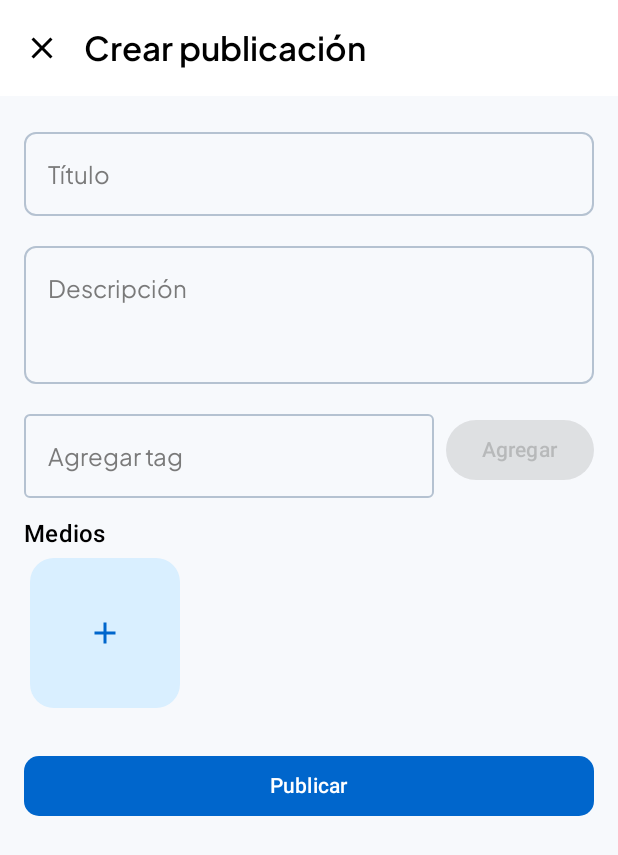
After one commit to Santcar05/SoundLink, an Android app built with Jetpack Compose: the CreatePostScreen screen opened through its navigation route, on a phone screen of 412 x 824 dp. The commit adds this screen. Shown: the top 855 px of the screen. Run offline under Robolectric (Android 15) with nearby library versions, the light colour scheme and no system bars; pictures from the network do not load.

Commit message:
Crear Post sin media correctamente

```diff
--- a/app/build.gradle.kts
+++ b/app/build.gradle.kts
@@ -73,4 +73,9 @@ dependencies {
     implementation("com.squareup.retrofit2:retrofit:2.11.0")
     implementation("com.squareup.retrofit2:converter-gson:2.11.0")
 
+    //Foundation
+    implementation("androidx.compose.foundation:foundation:1.7.0")
+
+    //Coil
+    implementation("io.coil-kt:coil-compose:2.4.0")
 }
--- a/app/src/main/java/com/example/soundlink/app/MainActivity.kt
+++ b/app/src/main/java/com/example/soundlink/app/MainActivity.kt
@@ -7,6 +7,7 @@ import androidx.activity.enableEdgeToEdge
 import androidx.compose.foundation.layout.fillMaxSize
 import androidx.compose.ui.Modifier
 import com.example.soundlink.app.theme.SoundLinkTheme
+//import com.example.soundlink.core.data.datasource.cloudinary.CloudinaryConfig
 import com.example.soundlink.core.ui.navigation.AppNavigation
 import com.example.soundlink.features.auth.ui.screens.login.LoginScreen
 
@@ -16,6 +17,7 @@ class MainActivity : ComponentActivity() {
         enableEdgeToEdge()
         setContent {
             SoundLinkTheme {
+                //CloudinaryConfig.initiliaze(this)
                 AppNavigation()
             }
         }
--- a/app/src/main/java/com/example/soundlink/app/di/AppContainer.kt
+++ b/app/src/main/java/com/example/soundlink/app/di/AppContainer.kt
@@ -15,6 +15,7 @@ import com.example.soundlink.core.domain.usecases.GetAllStoriesUseCase
 import com.example.soundlink.core.domain.usecases.GetUserUseCase
 import com.example.soundlink.features.auth.usecases.LoginUseCase
 import com.example.soundlink.features.auth.usecases.RegisterUseCase
+import com.example.soundlink.features.feed.usecases.CreatePostUseCase
 
 object AppContainer {
 
@@ -35,6 +36,7 @@ object AppContainer {
 
     val GetAllPostsUseCase = GetAllPostsUseCase(postRepository)
 
+    val CreatePostUseCase = CreatePostUseCase(postRepository)
 
 
 }
--- a/app/src/main/java/com/example/soundlink/core/data/datasource/retrofitspringboot/PostClient.kt
+++ b/app/src/main/java/com/example/soundlink/core/data/datasource/retrofitspringboot/PostClient.kt
@@ -1,5 +1,6 @@
 package com.example.soundlink.core.data.datasource.retrofitspringboot
 
+import com.example.soundlink.core.data.dto.CreatePostRequest
 import com.example.soundlink.core.domain.model.Post
 import retrofit2.http.Body
 import retrofit2.http.DELETE
@@ -17,7 +18,7 @@ interface PostApi {
     suspend fun getPostById(@Path("id") id: Long): Post
 
     @POST("/api/posts/")
-    suspend fun createPost(@Body post: Post): Post
+    suspend fun createPost(@Body post: CreatePostRequest): CreatePostRequest
 
     @PUT("/api/posts/{id}")
     suspend fun updatePost(@Path("id") id: Long, @Body post: Post): Post
--- a/app/src/main/java/com/example/soundlink/core/data/repository/PostRepositoryImpl.kt
+++ b/app/src/main/java/com/example/soundlink/core/data/repository/PostRepositoryImpl.kt
@@ -1,6 +1,7 @@
 package com.example.soundlink.core.data.repository
 
 import com.example.soundlink.core.data.datasource.retrofitspringboot.PostApi
+import com.example.soundlink.core.data.dto.CreatePostRequest
 import com.example.soundlink.core.domain.model.Post
 import com.example.soundlink.core.domain.model.User
 import com.example.soundlink.core.domain.repository.PostRepository
@@ -25,7 +26,7 @@ class PostRepositoryImpl(private val postApi: PostApi): PostRepository {
     override suspend fun getPostById(id: Long): Post {
         return postApi.getPostById(id)
     }
-    override suspend fun createPost(post: Post): Post {
+    override suspend fun createPost(post: CreatePostRequest): CreatePostRequest {
         return postApi.createPost(post)
     }
     override suspend fun updatePost(post: Post): Post {
--- a/app/src/main/java/com/example/soundlink/core/domain/repository/PostRepository.kt
+++ b/app/src/main/java/com/example/soundlink/core/domain/repository/PostRepository.kt
@@ -1,11 +1,12 @@
 package com.example.soundlink.core.domain.repository
 
+import com.example.soundlink.core.data.dto.CreatePostRequest
 import com.example.soundlink.core.domain.model.Post
 
 interface PostRepository {
     suspend fun getAllPosts(): List<Post>
     suspend fun getPostById(id: Long): Post
-    suspend fun createPost(post: Post): Post
+    suspend fun createPost(post: CreatePostRequest): CreatePostRequest
     suspend fun updatePost(post: Post): Post
     suspend fun deletePost(post: Post): Post
 }
--- a/app/src/main/java/com/example/soundlink/core/ui/navigation/AppNavigation.kt
+++ b/app/src/main/java/com/example/soundlink/core/ui/navigation/AppNavigation.kt
@@ -1,6 +1,7 @@
 package com.example.soundlink.core.ui.navigation
 
 import android.util.Log
+import android.widget.Toast
 import androidx.compose.runtime.Composable
 import androidx.compose.runtime.remember
 import androidx.navigation.compose.NavHost
@@ -8,10 +9,12 @@ import androidx.navigation.compose.composable
 import androidx.navigation.compose.rememberNavController
 import com.example.soundlink.app.di.AppContainer
 import com.example.soundlink.core.ui.session.SessionViewModel
+import com.example.soundlink.feature.createpost.CreatePostScreen
 import com.example.soundlink.features.auth.ui.screens.login.LoginScreen
 import com.example.soundlink.features.auth.ui.screens.login.LoginViewModel
 import com.example.soundlink.features.auth.ui.screens.register.RegisterScreen
 import com.example.soundlink.features.auth.ui.screens.register.RegisterViewModel
+import com.example.soundlink.features.feed.ui.screens.createpost.CreatePostViewModel
 import com.example.soundlink.features.feed.ui.screens.feed.FeedScreen
 import com.example.soundlink.features.feed.ui.screens.feed.FeedViewModel
 
@@ -21,6 +24,8 @@ sealed class routes(val route: String){
     object Home : routes("home")
 
     object Feed : routes("feed")
+
+    object CreatePost : routes("create_post")
 }
 
 @Composable
@@ -64,6 +69,14 @@ fun AppNavigation() {
         )
     }
 
+    // CreatePost Viewmodel LOCAL
+    val createPostViewModel = remember {
+        CreatePostViewModel(
+            createPostUseCase = AppContainer.CreatePostUseCase,
+            sessionViewModel = sessionViewModel
+        )
+    }
+
 
     // Navigation Graph
     NavHost(navController = navController, startDestination = routes.Login.route) {
@@ -86,7 +99,19 @@ fun AppNavigation() {
             },
             ) }
 
-        composable(routes.Feed.route) { FeedScreen(feedViewModel = feedViewModel, sessionViewModel = sessionViewModel) }
+        composable(routes.Feed.route) { FeedScreen(feedViewModel = feedViewModel, sessionViewModel = sessionViewModel,
+            onFabClick = {
+                navController.navigate(routes.CreatePost.route)
+            }) }
+
+
+        composable(routes.CreatePost.route) { CreatePostScreen(createPostViewModel = createPostViewModel, onPost = {
+
+            navController.navigate(routes.Feed.route)
+
+        }, onCancel = {
+            navController.navigate(routes.Feed.route)
+        }) }
     }
 
 
--- /dev/null
+++ b/app/src/main/java/com/example/soundlink/features/feed/ui/screens/createpost/CreatePostScreen.kt
@@ -0,0 +1,215 @@
+package com.example.soundlink.feature.createpost
+
+import android.net.Uri
+import android.widget.Toast
+import androidx.activity.compose.rememberLauncherForActivityResult
+import androidx.activity.result.contract.ActivityResultContracts
+import androidx.compose.foundation.Image
+import androidx.compose.foundation.background
+import androidx.compose.foundation.layout.*
+import androidx.compose.foundation.layout.FlowRow
+import androidx.compose.foundation.lazy.LazyRow
+import androidx.compose.foundation.shape.RoundedCornerShape
+import androidx.compose.material.icons.Icons
+import androidx.compose.material.icons.filled.Add
+import androidx.compose.material.icons.filled.Close
+import androidx.compose.material3.*
+import androidx.compose.runtime.*
+import androidx.compose.ui.Modifier
+import androidx.compose.ui.Alignment
+import androidx.compose.ui.platform.LocalContext
+import androidx.compose.ui.tooling.preview.Preview
+import androidx.compose.ui.unit.dp
+import androidx.lifecycle.viewmodel.compose.viewModel
+import coil.compose.rememberAsyncImagePainter
+import com.example.soundlink.app.theme.SoundLinkTheme
+import com.example.soundlink.features.feed.ui.screens.createpost.CreatePostViewModel
+
+@OptIn(ExperimentalMaterial3Api::class)
+@Composable
+fun CreatePostScreen(
+    modifier: Modifier = Modifier,
+    createPostViewModel: CreatePostViewModel = viewModel(),
+    onPost: () -> Unit = {},
+    onCancel: () -> Unit = {}
+) {
+    val state by createPostViewModel.state.collectAsState()
+
+    val imageLauncher = rememberLauncherForActivityResult(
+        ActivityResultContracts.GetMultipleContents()
+    ) { uris: List<Uri> ->
+        uris.forEach { createPostViewModel.onAddMedia(it) }
+    }
+
+    val context = LocalContext.current
+    Scaffold(
+        topBar = {
+
+            TopAppBar(
+                title = { Text("Crear publicación", style = MaterialTheme.typography.titleLarge) },
+                navigationIcon = {
+                    IconButton(onClick = onCancel) {
+                        Icon(Icons.Default.Close, contentDescription = "Cerrar")
+                    }
+                }
+            )
+        }
+    ) { innerPadding ->
+        Column(
+            modifier = modifier
+                .padding(innerPadding)
+                .fillMaxSize()
+                .padding(16.dp),
+            verticalArrangement = Arrangement.Top
+        ) {
+
+            OutlinedTextField(
+                value = state.title,
+                onValueChange = createPostViewModel::onTitleChange,
+                label = { Text("Título") },
+                isError = state.titleError != null,
+                modifier = Modifier.fillMaxWidth(),
+                singleLine = true,
+                shape = RoundedCornerShape(8.dp)
+            )
+            if (state.titleError != null) {
+                Text(state.titleError!!, color = MaterialTheme.colorScheme.error, style = MaterialTheme.typography.bodySmall)
+            }
+
+            Spacer(Modifier.height(12.dp))
+
+            OutlinedTextField(
+                value = state.description,
+                onValueChange = createPostViewModel::onDescriptionChange,
+                label = { Text("Descripción") },
+                isError = state.descriptionError != null,
+                modifier = Modifier
+                    .fillMaxWidth()
+                    .heightIn(min = 100.dp),
+                shape = RoundedCornerShape(8.dp)
+            )
+            if (state.descriptionError != null) {
+                Text(state.descriptionError!!, color = MaterialTheme.colorScheme.error, style = MaterialTheme.typography.bodySmall)
+            }
+
+            Spacer(Modifier.height(12.dp))
+
+            // Chips de tags, simple
+            var tagInput by remember { mutableStateOf("") }
+            Row(verticalAlignment = Alignment.CenterVertically) {
+                OutlinedTextField(
+                    value = tagInput,
+                    onValueChange = { tagInput = it },
+                    label = { Text("Agregar tag") },
+                    modifier = Modifier.weight(1f),
+                    singleLine = true
+                )
+                Spacer(Modifier.width(8.dp))
+                Button(
+                    onClick = {
+                        val trimmed = tagInput.trim()
+                        if (trimmed.isNotEmpty() && !state.tags.contains(trimmed))
+                            createPostViewModel.onTagsChange(state.tags + trimmed)
+                        tagInput = ""
+                    },
+                    enabled = tagInput.isNotBlank()
+                ) {
+                    Text("Agregar")
+                }
+            }
+            FlowRow(
+                modifier = Modifier.fillMaxWidth(),
+            ) {
+                state.tags.forEach { tag ->
+                    AssistChip(
+                        label = { Text(tag) },
+                        onClick = {},
+                        trailingIcon = {
+                            IconButton(onClick = { createPostViewModel.onTagsChange(state.tags - tag) }) {
+                                Icon(Icons.Default.Close, "Quitar tag", modifier = Modifier.size(16.dp))
+                            }
+                        }
+                    )
+                }
+            }
+
+            Spacer(Modifier.height(12.dp))
+
+            Text("Medios", style = MaterialTheme.typography.titleMedium)
+            LazyRow(
+                contentPadding = PaddingValues(horizontal = 4.dp, vertical = 4.dp),
+                horizontalArrangement = Arrangement.spacedBy(8.dp)
+            ) {
+                items(state.media.size) { idx ->
+                    val uri = state.media[idx]
+                    Box(modifier = Modifier.size(100.dp)) {
+                        Image(
+                            painter = rememberAsyncImagePainter(model = uri),
+                            contentDescription = "Imagen o video seleccionado",
+                            modifier = Modifier
+                                .size(100.dp)
+                                .align(Alignment.Center)
+                        )
+                        IconButton(
+                            onClick = { createPostViewModel.onRemoveMedia(uri) },
+                            modifier = Modifier.align(Alignment.TopEnd)
+                        ) {
+                            Icon(Icons.Default.Close, contentDescription = "Eliminar medio", tint = MaterialTheme.colorScheme.error)
+                        }
+                    }
+                }
+                // Botón para añadir nuevas imágenes/videos
+                item {
+                    IconButton(
+                        modifier = Modifier
+                            .size(100.dp)
+                            .background(MaterialTheme.colorScheme.primaryContainer, shape = RoundedCornerShape(16.dp)),
+                        onClick = { imageLauncher.launch("image/*") } // Cambia a "video/*" si lo prefieres
+                    ) {
+                        Icon(Icons.Default.Add, contentDescription = "Añadir imágenes o videos", tint = MaterialTheme.colorScheme.primary)
+                    }
+                }
+            }
+
+            Spacer(Modifier.height(24.dp))
+
+            Button(
+                onClick = {
+                    createPostViewModel.validateAndPost(
+                        onSuccess = {
+                            Toast.makeText(context, "Post creado exitosamente", Toast.LENGTH_SHORT).show()
+                            onPost
+                        },
+                        onError = { /* Toast o Snackbar */ }
+                    )
+                },
+                enabled = !state.isPosting,
+                modifier = Modifier.fillMaxWidth(),
+                shape = RoundedCornerShape(10.dp)
+            ) {
+                if (state.isPosting) {
+                    CircularProgressIndicator(
+                        color = MaterialTheme.colorScheme.onPrimary,
+                        modifier = Modifier.size(24.dp)
+                    )
+                    Spacer(Modifier.width(8.dp))
+                    Text("Publicando...")
+                } else {
+                    Text("Publicar")
+                }
+            }
+        }
+    }
+}
+
+@Preview
+@Composable
+fun CreatePostScreenPreview() {
+    SoundLinkTheme {
+        CreatePostScreen(
+            createPostViewModel = viewModel(),
+            onPost = {},
+            onCancel = {}
+        )
+    }
+}
--- /dev/null
+++ b/app/src/main/java/com/example/soundlink/features/feed/ui/screens/createpost/CreatePostState.kt
@@ -0,0 +1,13 @@
+package com.example.soundlink.features.feed.ui.screens.createpost
+
+import android.net.Uri
+
+data class CreatePostState(
+    val title: String = "",
+    val description: String = "",
+    val tags: List<String> = emptyList(),
+    val media: List<Uri> = emptyList(), // Puede ser imagen o video local
+    val isPosting: Boolean = false,
+    val titleError: String? = null,
+    val descriptionError: String? = null,
+)
--- a/app/src/main/res/values/strings.xml
+++ b/app/src/main/res/values/strings.xml
@@ -1,3 +1,5 @@
 <resources>
     <string name="app_name">SoundLink</string>
+    <string name="cloud_name">dkidrkkjk</string>
+    <string name="upload_preset">SoundLink</string>
 </resources>
```
Also changed, not shown: app/src/main/java/com/example/soundlink/core/data/datasource/cloudinary/CloudinaryConfig.kt (added, +27 -0 lines), app/src/main/java/com/example/soundlink/core/data/dto/CreatePostRequest.kt (added, +9 -0 lines), app/src/main/java/com/example/soundlink/core/domain/model/Post.kt (+36 -1 lines), app/src/main/java/com/example/soundlink/features/feed/ui/components/CreatePostDialog.kt (added, +133 -0 lines), app/src/main/java/com/example/soundlink/features/feed/ui/components/FabButton.kt (added, +55 -0 lines), app/src/main/java/com/example/soundlink/features/feed/ui/screens/createpost/CreatePostViewModel.kt (added, +83 -0 lines), app/src/main/java/com/example/soundlink/features/feed/ui/screens/feed/FeedScreen.kt (+19 -3 lines), app/src/main/java/com/example/soundlink/features/feed/usecases/CreatePostUseCase.kt (added, +11 -0 lines), app/src/main/res/drawable/add.png (added).
